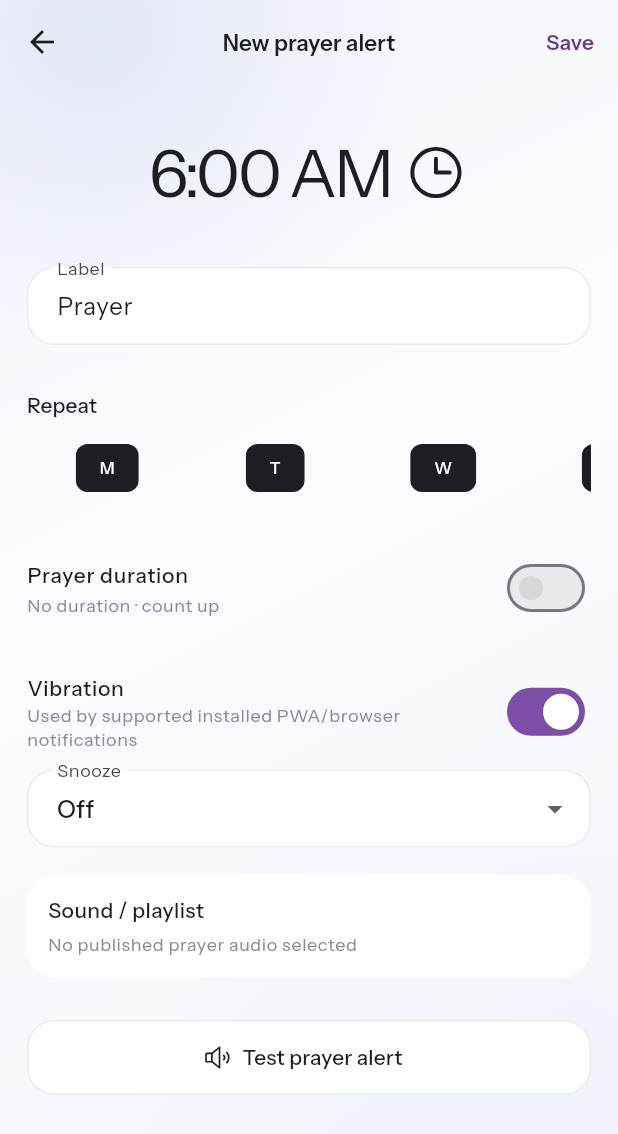
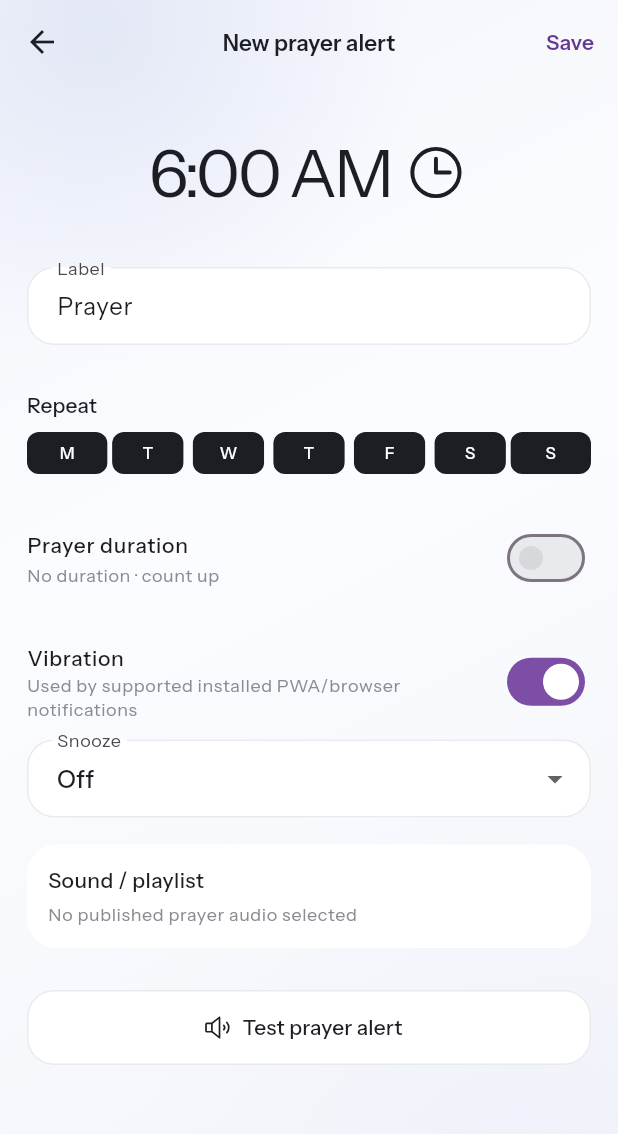
Before and after one commit to ngusdemigod/wpccattendance, a Flutter app: the PrayerAlertsPage screen opened by its route, after a tap on an icon or button, on a phone screen of 412 x 824 dp. Shown: the top 1134 px of the screen. Run offline on Flutter 3.47's test engine with Material 3 defaults, Android fonts, the light colour scheme and no system bars; our stand-ins replace audioplayers, file_picker, flutter_riverpod, geolocator, go_router, google_fonts and 5 more; missing offline and left inert: dart:js_interop, dart:ui_web; accounts and stored records are empty; network calls fail.

Commit message:
fix: refine prayer alerts and use church logo

```diff
--- a/wpcc v2/lib/core/widgets/wpcc_logo.dart
+++ b/wpcc v2/lib/core/widgets/wpcc_logo.dart
@@ -8,19 +8,19 @@ class WpccLogo extends StatelessWidget {
   Widget build(BuildContext context) => Container(
         width: size,
         height: size,
-        padding: EdgeInsets.all(size * .18),
+        padding: EdgeInsets.all(size * .1),
         decoration: BoxDecoration(
           color: Colors.white,
           borderRadius: BorderRadius.circular(size * .28),
-          boxShadow: const [BoxShadow(color: Color(0x0A35394A), blurRadius: 16, offset: Offset(0, 5))],
+          boxShadow: const [
+            BoxShadow(
+                color: Color(0x0A35394A), blurRadius: 16, offset: Offset(0, 5))
+          ],
         ),
-        child: Row(
-          crossAxisAlignment: CrossAxisAlignment.center,
-          children: [
-            Expanded(child: Container(height: size * .40, decoration: BoxDecoration(color: const Color(0xFFD22E8A), borderRadius: BorderRadius.circular(size * .10)))),
-            SizedBox(width: size * .06),
-            Expanded(child: Container(height: size * .36, decoration: BoxDecoration(color: const Color(0xFF73B53C), borderRadius: BorderRadius.circular(size * .10)))),
-          ],
+        child: Image.asset(
+          'assets/images/wpcc_logo.png',
+          fit: BoxFit.contain,
+          semanticLabel: 'WPCC church logo',
         ),
       );
 }
--- a/wpcc v2/lib/features/prayer/prayer_alert_edit_page.dart
+++ b/wpcc v2/lib/features/prayer/prayer_alert_edit_page.dart
@@ -261,15 +261,16 @@ class _PrayerAlertEditPageState extends State<PrayerAlertEditPage> {
                 ),
           ),
           const SizedBox(height: 8),
-          SingleChildScrollView(
-            scrollDirection: Axis.horizontal,
-            child: Row(
-              children: List.generate(7, (index) {
-                final day = index + 1;
-                return SizedBox(
-                  width: 112,
-                  child: Padding(
-                    padding: EdgeInsets.only(right: index == 6 ? 0 : 5),
+          Row(
+            children: List.generate(7, (index) {
+              final day = index + 1;
+              return Expanded(
+                child: Padding(
+                  padding: EdgeInsets.symmetric(
+                    horizontal: index == 0 || index == 6 ? 0 : 3,
+                  ),
+                  child: SizedBox(
+                    width: double.infinity,
                     child: ChoiceChip(
                       selected: days.contains(day),
                       onSelected: (selected) {
@@ -283,7 +284,13 @@ class _PrayerAlertEditPageState extends State<PrayerAlertEditPage> {
                       },
                       showCheckmark: false,
                       selectedColor: WpccColors.ink,
-                      label: Text(labels[index]),
+                      label: SizedBox(
+                        width: double.infinity,
+                        child: Text(labels[index], textAlign: TextAlign.center),
+                      ),
+                      labelPadding: EdgeInsets.zero,
+                      visualDensity: VisualDensity.compact,
+                      materialTapTargetSize: MaterialTapTargetSize.shrinkWrap,
                       labelStyle: TextStyle(
                         fontSize: 11,
                         color:
@@ -292,9 +299,9 @@ class _PrayerAlertEditPageState extends State<PrayerAlertEditPage> {
                       side: BorderSide.none,
                     ),
                   ),
-                );
-              }),
-            ),
+                ),
+              );
+            }),
           ),
           const SizedBox(height: 20),
           SwitchListTile(
--- a/wpcc v2/lib/features/prayer/prayer_alerts_page.dart
+++ b/wpcc v2/lib/features/prayer/prayer_alerts_page.dart
@@ -119,22 +119,12 @@ class _PrayerAlertsPageState extends State<PrayerAlertsPage> {
                   ).textTheme.bodySmall?.copyWith(color: WpccColors.inkSoft),
                 ),
                 const SizedBox(height: 32),
-                Row(
-                  children: [
-                    Expanded(
-                      child: Text(
+                Text(
                   'Church prayer alerts',
                   style: Theme.of(context).textTheme.titleSmall?.copyWith(
                         fontSize: 14,
                         fontWeight: FontWeight.w500,
                       ),
-                      ),
-                    ),
-                    const Text(
-                      'Admin managed',
-                      style: TextStyle(fontSize: 12, color: WpccColors.muted),
-                    ),
-                  ],
                 ),
                 const SizedBox(height: 8),
                 if (global.isEmpty)
@@ -155,28 +145,12 @@ class _PrayerAlertsPageState extends State<PrayerAlertsPage> {
                     ),
                   ),
                 const SizedBox(height: 24),
-                Row(
-                  children: [
-                    Expanded(
-                      child: Text(
+                Text(
                   'My prayer alerts',
                   style: Theme.of(context).textTheme.titleSmall?.copyWith(
                         fontSize: 14,
                         fontWeight: FontWeight.w500,
                       ),
-                      ),
-                    ),
-                    TextButton(
-                      onPressed: () async {
-                        await context.push('/prayer-alerts/new');
-                        reload();
-                      },
-                      child: const Text(
-                        'Edit',
-                        style: TextStyle(fontSize: 12, color: WpccColors.muted),
-                      ),
-                    ),
-                  ],
                 ),
                 const SizedBox(height: 8),
                 if (personal.isEmpty)
@@ -199,27 +173,6 @@ class _PrayerAlertsPageState extends State<PrayerAlertsPage> {
                           : () => _start(context, a),
                       onCalendar: () => calendarService.downloadAlert(a),
                     ),
-                  ),
-                const SizedBox(height: 10),
-                Row(
-                  crossAxisAlignment: CrossAxisAlignment.start,
-                  children: [
-                    Icon(
-                      PhosphorIcons.info(),
-                      size: 15,
-                      color: WpccColors.muted,
-                    ),
-                    const SizedBox(width: 6),
-                    Expanded(
-                      child: Text(
-                        'Personal alerts use the sound you choose. Global alerts use the song selected by the church administrator.',
-                        style: Theme.of(context).textTheme.labelSmall?.copyWith(
-                              color: WpccColors.muted,
-                              height: 1.4,
-                            ),
-                      ),
-                    ),
-                  ],
                   ),
                 if (AppConfig.vapidPublicKey.isNotEmpty &&
                     !pushEnabledThisSession) ...[
--- a/wpcc v2/pubspec.yaml
+++ b/wpcc v2/pubspec.yaml
@@ -38,3 +38,4 @@ flutter:
   uses-material-design: true
   assets:
     - assets/
+    - assets/images/
```
Also changed, not shown: wpcc v2/assets/images/wpcc_logo.png (added), 1 other file. Lines whose indentation alone changed are shown as unchanged.
